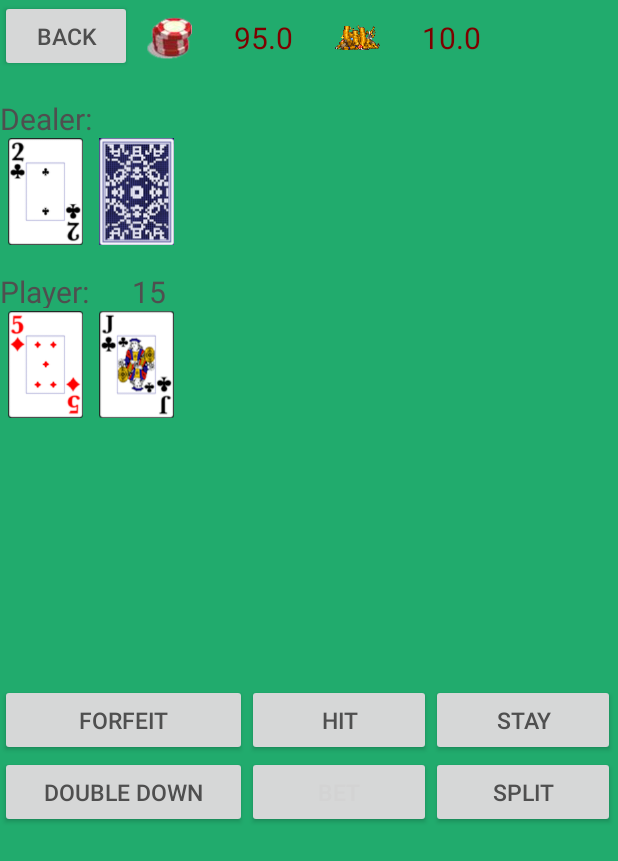
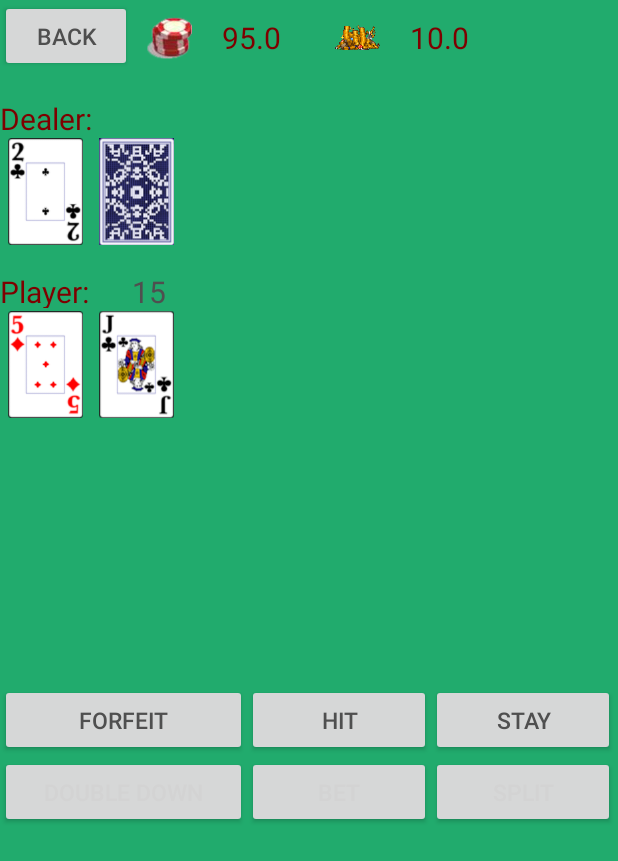
Before and after one commit to atp0910/Black_Jack, an Android app: the screen it shows after launch (BlackJackCasino), after a tap on "DEAL", on a phone screen of 412 x 824 dp. Shown: the top 861 px of the screen. Run offline under Robolectric (Android 15) with nearby library versions, the phone set to English and light mode, and no system bars; 1 other tap on this screen came first.

Commit message:
Minor changes

```diff
--- a/app/src/main/java/com/example/atp0910/black_jack/Card.java
+++ b/app/src/main/java/com/example/atp0910/black_jack/Card.java
@@ -1,6 +1,5 @@
 package com.example.atp0910.black_jack;
 /**
- *
  * @author atp0910
  */
 public class Card
--- a/app/src/main/java/com/example/atp0910/black_jack/MainActivity.java
+++ b/app/src/main/java/com/example/atp0910/black_jack/MainActivity.java
@@ -6,7 +6,6 @@ import android.view.View;
 import android.widget.Button;
 import android.content.Intent;
 import android.widget.ImageView;
-
 public class MainActivity extends Activity
 {
     private Button playSimpleButton;
--- a/app/src/main/java/com/example/atp0910/black_jack/Player.java
+++ b/app/src/main/java/com/example/atp0910/black_jack/Player.java
@@ -8,12 +8,14 @@ public class Player extends Person {
     private double money;
     private int wins;
     private int losses;
+    public boolean insurance;
     public Player(String name)
     {
         super(name);
         wins = 0;
         losses = 0;
         money = 100.00;
+        insurance = false;
     }
     public double getMoneyAmount()
     {
--- a/app/src/main/res/layout/casino_game.xml
+++ b/app/src/main/res/layout/casino_game.xml
@@ -37,9 +37,7 @@
             android:layout_height="wrap_content"
             android:layout_column="0"
             android:layout_gravity="center"
-            android:layout_span="3"
-            android:text=""
-            android:gravity="center"
+            android:gravity="left"
             android:padding="10dp"
             android:textColor="@color/notification_text_color"
             android:textSize="@dimen/text_size" />
@@ -63,7 +61,7 @@
             android:layout_gravity="center"
             android:layout_span="3"
             android:text=""
-            android:gravity="center"
+            android:gravity="left"
             android:padding="10dp"
             android:textColor="@color/notification_text_color"
             android:textSize="@dimen/text_size" />
@@ -95,7 +93,7 @@
                     android:gravity="center"
                     android:paddingTop="15dp"
                     android:text="@string/dealer"
-                    android:textColor="@color/player_text_color"
+                    android:textColor="@color/notification_text_color"
                     android:textSize="@dimen/text_size" />
 
                 <TextView
@@ -180,7 +178,7 @@
                     android:gravity="center"
                     android:paddingTop="15dp"
                     android:text="@string/player"
-                    android:textColor="@color/player_text_color"
+                    android:textColor="@color/notification_text_color"
                     android:textSize="@dimen/text_size" />
 
                 <TextView
@@ -311,7 +309,8 @@
     <TableRow
         android:layout_width="fill_parent"
         android:layout_height="fill_parent"
-        android:id="@+id/tableRow5">
+        android:gravity="bottom"
+        android:layout_gravity="center">
 
         <Button
             android:layout_width="wrap_content"
@@ -337,7 +336,11 @@
             android:textColor="@color/player_text_color"
             android:textSize="@dimen/button_text_size" />
     </TableRow>
-    <TableRow>
+    <TableRow
+        android:layout_width="fill_parent"
+        android:layout_height="fill_parent"
+        android:gravity="bottom"
+        android:layout_gravity="center">
         <Button
             android:layout_width="wrap_content"
             android:layout_height="wrap_content"
--- a/app/src/main/res/layout/simple_game.xml
+++ b/app/src/main/res/layout/simple_game.xml
@@ -258,7 +258,9 @@
     <TableRow
         android:layout_width="fill_parent"
         android:layout_height="fill_parent"
-        android:id="@+id/tableRow5">
+        android:id="@+id/tableRow5"
+        android:gravity="bottom"
+        android:layout_gravity="center">
 
         <Button
             android:layout_width="wrap_content"
```
Also changed, not shown: app/src/main/java/com/example/atp0910/black_jack/BlackJackCasino.java (+59 -10 lines), app/src/main/res/layout/activity_main.xml (+8 -2 lines), 8 other files.
